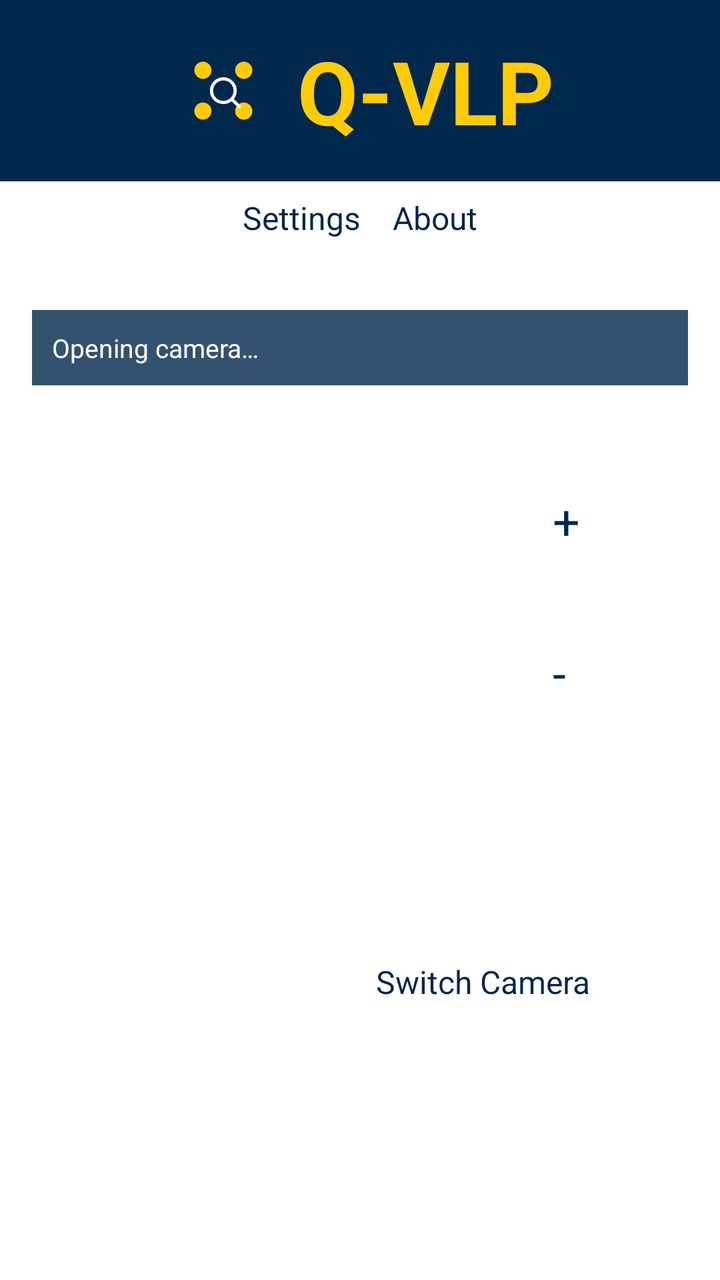
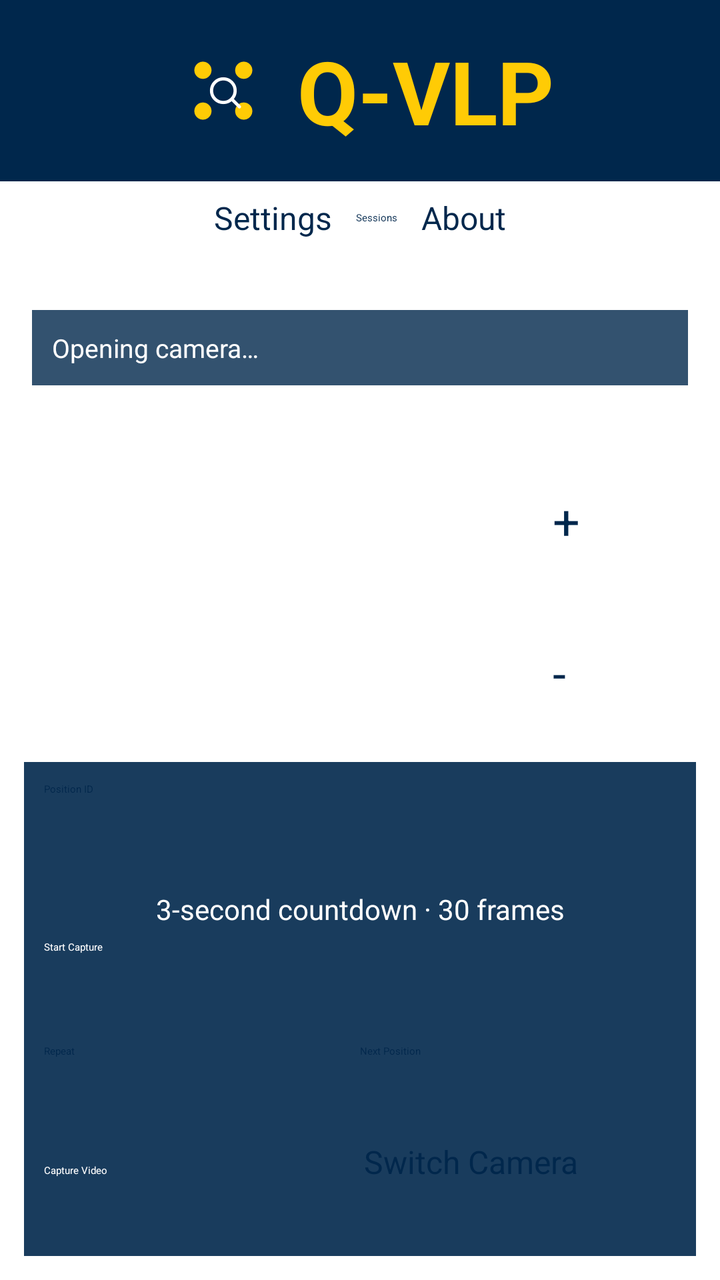

The first picture is an Android layout as it rendered before a commit; the second is the same layout after the commit. The layout source and the unified diff follow.
<!-- AndroidManifest.xml: activity theme Theme.App.Starting -->
<!-- res/layout/activity_main.xml -->
<?xml version="1.0" encoding="utf-8"?>
<FrameLayout xmlns:android="http://schemas.android.com/apk/res/android"
    xmlns:tools="http://schemas.android.com/tools"
    android:id="@+id/preview_frame"
    android:layout_width="match_parent"
    android:layout_height="match_parent"
    tools:context=".MainActivity">

    
    <TextureView
        android:id="@+id/viewFinder"
        android:layout_width="match_parent"
        android:layout_height="match_parent" />


    <LinearLayout
        android:id="@+id/title_container"
        android:focusable="true"
        android:contentDescription="@string/open_project_website"
        android:foreground="?android:attr/selectableItemBackground"
        android:layout_width="match_parent"
        android:layout_height="wrap_content"
        android:orientation="horizontal"
        android:gravity="center"
        android:background="@color/darkBlue"
        android:paddingTop="16dp"
        android:paddingBottom="16dp"
        android:elevation="4dp">

        
        <ImageView
            android:id="@+id/iconImageButton"
            android:layout_width="58dp"
            android:layout_height="58dp"
            android:background="@android:color/transparent"
            android:src="@drawable/qvlp_icon"
            android:scaleType="fitCenter"
            android:adjustViewBounds="true"
            android:contentDescription="@string/app_logo_description" />

        
        <TextView
            android:id="@+id/titleText"
            android:layout_width="wrap_content"
            android:layout_height="wrap_content"
            android:text="@string/app_name"
            android:textSize="44sp"
            android:textColor="@color/yellow"
            android:textStyle="bold"
            android:gravity="center"
            android:paddingStart="8dp" />
    </LinearLayout>

    
    <LinearLayout
        android:id="@+id/top_controls_container"
        android:layout_width="match_parent"
        android:layout_height="wrap_content"
        android:orientation="horizontal"
        android:gravity="center"
        android:layout_gravity="top|center_horizontal"
        android:layout_marginTop="90dp">

        
        <LinearLayout
            android:id="@+id/settings_about_container"
            android:layout_width="wrap_content"
            android:layout_height="wrap_content"
            android:orientation="horizontal"
            android:gravity="center">

            
            <Button
                android:id="@+id/settingsButton"
                android:layout_width="wrap_content"
                android:layout_height="wrap_content"
                android:text="@string/settings"
                android:textSize="16sp"
                android:layout_margin="8dp"
                android:backgroundTint="@color/yellow"
                android:textColor="@color/darkBlue"
                android:elevation="2dp" />

            
            <Button
                android:id="@+id/aboutButton"
                android:layout_width="wrap_content"
                android:layout_height="wrap_content"
                android:text="@string/about"
                android:textSize="16sp"
                android:layout_margin="8dp"
                android:layout_marginEnd="16dp"
                android:backgroundTint="@color/yellow"
                android:textColor="@color/darkBlue"
                android:elevation="2dp" />
        </LinearLayout>
    </LinearLayout>

    <TextView
        android:id="@+id/captureStatus"
        android:layout_width="match_parent"
        android:layout_height="wrap_content"
        android:layout_gravity="top"
        android:layout_marginTop="155dp"
        android:layout_marginStart="16dp"
        android:layout_marginEnd="16dp"
        android:padding="10dp"
        android:background="#CC00274C"
        android:text="@string/camera_starting"
        android:textColor="@android:color/white"
        android:textSize="13sp" />

    
    <LinearLayout
        android:id="@+id/zoom_button_container"
        android:layout_width="75dp"
        android:layout_height="wrap_content"
        android:layout_gravity="end|center_vertical"
        android:layout_marginEnd="16dp"
        android:gravity="center"
        android:orientation="vertical">

        
        <Button
            android:id="@+id/zoomInButton"
            android:layout_width="60dp"
            android:layout_height="60dp"
            android:layout_marginBottom="16dp"
            android:backgroundTint="@color/yellow"
            android:elevation="2dp"
            android:text="+"
            android:textColor="@color/darkBlue"
            android:textSize="24sp" />

        
        <Button
            android:id="@+id/zoomOutButton"
            android:layout_width="60dp"
            android:layout_height="60dp"
            android:layout_marginBottom="16dp"
            android:backgroundTint="@color/yellow"
            android:elevation="2dp"
            android:text="-"
            android:textColor="@color/darkBlue"
            android:textSize="24sp" />
    </LinearLayout>

    
    <LinearLayout
        android:id="@+id/button_container"
        android:layout_width="wrap_content"
        android:layout_height="wrap_content"
        android:orientation="horizontal"
        android:gravity="center"
        android:layout_gravity="center_horizontal|bottom"
        android:layout_marginBottom="50dp">

        
        <Button
            android:id="@+id/startRecordingButton"
            android:layout_width="110dp"
            android:layout_height="110dp"
            android:backgroundTint="@color/green"
            android:elevation="2dp"
            android:text="@string/capture_video"
            android:textColor="@android:color/white"
            android:layout_marginEnd="16dp" />


        <Button
            android:id="@+id/switchCameraButton"
            android:layout_width="110dp"
            android:layout_height="110dp"
            android:text="@string/switch_camera"
            android:textColor="@color/darkBlue"
            android:textSize="16sp"
            android:backgroundTint="@color/yellow"
            android:elevation="2dp" />
    </LinearLayout>

</FrameLayout>
<!-- resources referenced by this layout -->
<resources>
  <color name="darkBlue">#00274C</color>
  <color name="green">#006600</color>
  <color name="yellow">#FFCB05</color>
  <!-- drawable qvlp_icon (drawable) -->
  <vector xmlns:android="http://schemas.android.com/apk/res/android"
      android:width="108dp" android:height="108dp"
      android:viewportWidth="108" android:viewportHeight="108">
      <path android:fillColor="#00274C" android:pathData="M0,0h108v108h-108z" />
      <path android:fillColor="#FFCB05"
          android:pathData="M35,27a8,8 0,1 0,0 16a8,8 0,1 0,0 -16M73,27a8,8 0,1 0,0 16a8,8 0,1 0,0 -16M35,65a8,8 0,1 0,0 16a8,8 0,1 0,0 -16M73,65a8,8 0,1 0,0 16a8,8 0,1 0,0 -16" />
      <path android:fillColor="#00000000" android:strokeColor="#FFFFFF"
          android:strokeWidth="3" android:strokeLineCap="round"
          android:pathData="M54,43a11,11 0,1 0,0 22a11,11 0,1 0,0 -22M62,62L69,69" />
  </vector>
  <string name="about">About</string>
  <string name="app_logo_description">Q-VLP logo</string>
  <string name="app_name">Q-VLP</string>
  <string name="camera_starting">Opening camera…</string>
  <string name="capture_video">Capture Video</string>
  <string name="open_project_website">Open Q-VLP project website</string>
  <string name="settings">Settings</string>
  <string name="switch_camera">Switch Camera</string>
  <style name="Theme.App.Starting" parent="Theme.SplashScreen">
          <item name="windowSplashScreenBackground">@color/darkBlue</item>
          <item name="windowSplashScreenAnimatedIcon">@drawable/qvlp_icon</item>
          <item name="windowSplashScreenAnimationDuration">200</item>
          <item name="postSplashScreenTheme">@style/Theme.QVLP</item>
      </style>
  <style name="Theme.QVLP" parent="Base.Theme.QVLP" />
  <style name="Base.Theme.QVLP" parent="Theme.Material3.DayNight.NoActionBar">
          
          <item name="colorPrimary">@color/darkBlue</item>
          <item name="alertDialogTheme">@style/ThemeOverlay.QVLP.PreferenceDialog</item>
      </style>
  <!-- drawable dialog_surface_background (drawable) -->
  <?xml version="1.0" encoding="utf-8"?>
  <shape xmlns:android="http://schemas.android.com/apk/res/android" android:shape="rectangle">
      <solid android:color="@color/dialog_surface" />
      <corners android:radius="24dp" />
  </shape>
  <color name="dialog_surface">#F5F7FA</color>
  <color name="dialog_text_primary">#172B4D</color>
  <color name="dialog_accent">#00274C</color>
  <color name="dialog_outline">#61758A</color>
  <color name="dialog_selection">#3300274C</color>
  <color name="dialog_text_secondary">#43546A</color>
  <style name="Widget.QVLP.DialogButton" parent="Widget.AppCompat.Button.ButtonBar.AlertDialog">
          <item name="android:textColor">@color/dialog_action_text</item>
          <item name="android:textAllCaps">false</item>
          <item name="android:minHeight">48dp</item>
      </style>
  <!-- unchanged entries left out for length: 1 -->
</resources>

<!-- the commit's change to res/layout/activity_main.xml (unified diff, before → after) -->
@@ -80,6 +80,15 @@
                 android:backgroundTint="@color/yellow"
                 android:textColor="@color/darkBlue"
                 android:elevation="2dp" />
+
+            <Button
+                android:id="@+id/sessionsButton"
+                android:layout_width="wrap_content"
+                android:layout_height="wrap_content"
+                android:text="@string/sessions"
+                android:layout_margin="4dp"
+                android:backgroundTint="@color/yellow"
+                android:textColor="@color/darkBlue" />
 
             
             <Button
@@ -148,34 +157,66 @@
     
     <LinearLayout
         android:id="@+id/button_container"
-        android:layout_width="wrap_content"
-        android:layout_height="wrap_content"
-        android:orientation="horizontal"
+        android:layout_width="match_parent"
+        android:layout_height="wrap_content"
+        android:orientation="vertical"
         android:gravity="center"
         android:layout_gravity="center_horizontal|bottom"
-        android:layout_marginBottom="50dp">
+        android:layout_margin="12dp"
+        android:padding="10dp"
+        android:background="#E600274C">
+
+        <Button android:id="@+id/positionButton"
+            android:layout_width="match_parent" android:layout_height="48dp"
+            android:text="@string/position_id" android:textAllCaps="false"
+            android:backgroundTint="@color/yellow" android:textColor="@color/darkBlue" />
+        <TextView android:id="@+id/burstStatus"
+            android:layout_width="match_parent" android:layout_height="wrap_content"
+            android:padding="6dp" android:gravity="center"
+            android:text="@string/capture_workflow" android:textColor="@android:color/white"
+            android:textSize="14sp" android:maxLines="3" android:ellipsize="end" />
+        <Button android:id="@+id/startCaptureButton"
+            android:layout_width="match_parent" android:layout_height="52dp"
+            android:text="@string/start_capture" android:backgroundTint="@color/green"
+            android:textColor="@android:color/white" />
+        <LinearLayout android:layout_width="match_parent" android:layout_height="wrap_content"
+            android:orientation="horizontal">
+            <Button android:id="@+id/repeatCaptureButton"
+                android:layout_width="0dp" android:layout_weight="1" android:layout_height="48dp"
+                android:text="@string/repeat_capture" android:backgroundTint="@color/yellow"
+                android:textColor="@color/darkBlue" />
+            <Button android:id="@+id/nextPositionButton"
+                android:layout_width="0dp" android:layout_weight="1" android:layout_height="48dp"
+                android:text="@string/next_position" android:backgroundTint="@color/yellow"
+                android:textColor="@color/darkBlue" />
+        </LinearLayout>
+        <LinearLayout android:layout_width="match_parent" android:layout_height="wrap_content"
+            android:orientation="horizontal">
 
         
         <Button
             android:id="@+id/startRecordingButton"
-            android:layout_width="110dp"
-            android:layout_height="110dp"
+            android:layout_width="0dp"
+            android:layout_weight="1"
+            android:layout_height="48dp"
             android:backgroundTint="@color/green"
             android:elevation="2dp"
             android:text="@string/capture_video"
             android:textColor="@android:color/white"
-            android:layout_marginEnd="16dp" />
+            android:layout_marginEnd="4dp" />
 
 
         <Button
             android:id="@+id/switchCameraButton"
-            android:layout_width="110dp"
-            android:layout_height="110dp"
+            android:layout_width="0dp"
+            android:layout_weight="1"
+            android:layout_height="48dp"
             android:text="@string/switch_camera"
             android:textColor="@color/darkBlue"
             android:textSize="16sp"
             android:backgroundTint="@color/yellow"
             android:elevation="2dp" />
+        </LinearLayout>
     </LinearLayout>
 
 </FrameLayout>
<!-- resource entries referenced after the edit -->
@@ -19,8 +19,14 @@
   <string name="app_name">Q-VLP</string>
   <string name="camera_starting">Opening camera…</string>
   <string name="capture_video">Capture Video</string>
+  <string name="capture_workflow">3-second countdown · 30 frames</string>
+  <string name="next_position">Next Position</string>
   <string name="open_project_website">Open Q-VLP project website</string>
+  <string name="position_id">Position ID</string>
+  <string name="repeat_capture">Repeat</string>
+  <string name="sessions">Sessions</string>
   <string name="settings">Settings</string>
+  <string name="start_capture">Start Capture</string>
   <string name="switch_camera">Switch Camera</string>
   <style name="Theme.App.Starting" parent="Theme.SplashScreen">
           <item name="windowSplashScreenBackground">@color/darkBlue</item>
